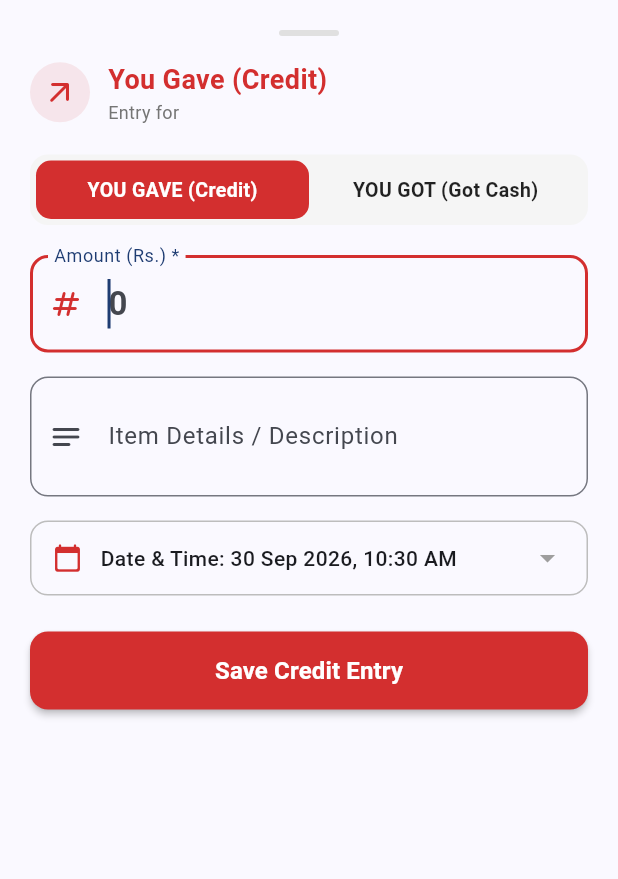
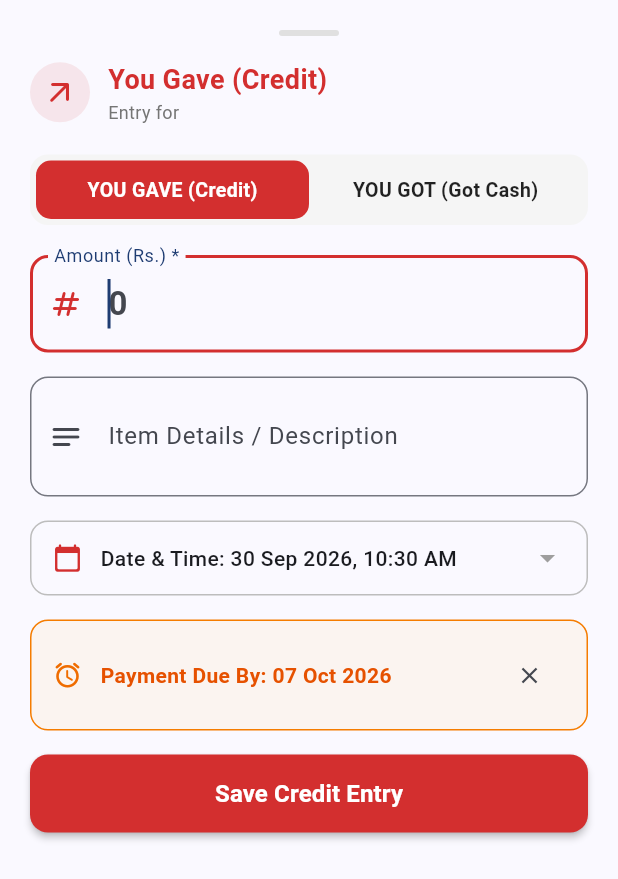
Before and after one commit to talibafridi97-source/QarzKhaataApp, a Flutter app: the AddTransactionDialog widget shown alone on an empty page, opened directly with empty values, on a phone screen of 412 x 824 dp. Shown: the top 879 px of the screen. Run offline on Flutter 3.47's test engine with Material 3 defaults, Android fonts, the light colour scheme and no system bars; our stand-ins replace flutter_secure_storage, image_picker, local_auth, shared_preferences, sqflite_common_ffi, sqflite_common_ffi_web; accounts and stored records are empty.

Commit message:
Add Due Date payment reminders feature with SQLite migration and debtor ledger indicators

```diff
--- a/lib/models/transaction_model.dart
+++ b/lib/models/transaction_model.dart
@@ -11,6 +11,7 @@ class TransactionModel {
   final double amount;
   final TransactionType type;
   final DateTime timestamp;
+  final DateTime? dueDate;
 
   TransactionModel({
     this.id,
@@ -19,6 +20,7 @@ class TransactionModel {
     required this.amount,
     required this.type,
     required this.timestamp,
+    this.dueDate,
   });
 
   /// Convert TransactionModel object to a Map for SQLite insertion/update.
@@ -29,6 +31,7 @@ class TransactionModel {
       'amount': amount,
       'type': type == TransactionType.gave ? 'GAVE' : 'GOT',
       'timestamp': timestamp.toIso8601String(),
+      'due_date': dueDate?.toIso8601String(),
     };
     if (id != null) {
       map['id'] = id;
@@ -45,6 +48,7 @@ class TransactionModel {
       amount: (map['amount'] as num).toDouble(),
       type: (map['type'] as String) == 'GAVE' ? TransactionType.gave : TransactionType.got,
       timestamp: DateTime.parse(map['timestamp'] as String),
+      dueDate: map['due_date'] != null ? DateTime.parse(map['due_date'] as String) : null,
     );
   }
 
@@ -56,6 +60,7 @@ class TransactionModel {
     double? amount,
     TransactionType? type,
     DateTime? timestamp,
+    DateTime? dueDate,
   }) {
     return TransactionModel(
       id: id ?? this.id,
@@ -64,6 +69,7 @@ class TransactionModel {
       amount: amount ?? this.amount,
       type: type ?? this.type,
       timestamp: timestamp ?? this.timestamp,
+      dueDate: dueDate ?? this.dueDate,
     );
   }
 
--- a/lib/widgets/add_transaction_dialog.dart
+++ b/lib/widgets/add_transaction_dialog.dart
@@ -4,7 +4,7 @@ import 'package:provider/provider.dart';
 import '../models/transaction_model.dart';
 import '../providers/khaata_provider.dart';
 
-/// Modal dialog/bottom sheet for adding or editing a transaction (Gave Credit / Received Cash).
+/// Modal dialog/bottom sheet for adding or editing a transaction (Gave Credit / Received Cash) with Due Date reminders.
 class AddTransactionDialog extends StatefulWidget {
   final int debtorId;
   final String debtorName;
@@ -52,6 +52,7 @@ class _AddTransactionDialogState extends State<AddTransactionDialog> {
   late TextEditingController _amountController;
   late TextEditingController _detailsController;
   late DateTime _selectedDateTime;
+  DateTime? _selectedDueDate;
   bool _isSubmitting = false;
 
   @override
@@ -63,11 +64,13 @@ class _AddTransactionDialogState extends State<AddTransactionDialog> {
       _amountController = TextEditingController(text: existing.amount == existing.amount.roundToDouble() ? existing.amount.toInt().toString() : existing.amount.toString());
       _detailsController = TextEditingController(text: existing.itemDetails);
       _selectedDateTime = existing.timestamp;
+      _selectedDueDate = existing.dueDate;
     } else {
       _selectedType = widget.initialType;
       _amountController = TextEditingController();
       _detailsController = TextEditingController();
       _selectedDateTime = DateTime.now();
+      _selectedDueDate = DateTime.now().add(const Duration(days: 7)); // Default 1 week due date reminder
     }
   }
 
@@ -106,6 +109,21 @@ class _AddTransactionDialogState extends State<AddTransactionDialog> {
     }
   }
 
+  Future<void> _pickDueDate() async {
+    final pickedDate = await showDatePicker(
+      context: context,
+      initialDate: _selectedDueDate ?? DateTime.now().add(const Duration(days: 7)),
+      firstDate: DateTime(2020),
+      lastDate: DateTime.now().add(const Duration(days: 365 * 5)),
+    );
+
+    if (pickedDate != null && mounted) {
+      setState(() {
+        _selectedDueDate = pickedDate;
+      });
+    }
+  }
+
   Future<void> _submit() async {
     if (!_formKey.currentState!.validate()) return;
 
@@ -122,6 +140,7 @@ class _AddTransactionDialogState extends State<AddTransactionDialog> {
       amount: amount,
       type: _selectedType,
       timestamp: _selectedDateTime,
+      dueDate: _selectedType == TransactionType.gave ? _selectedDueDate : null,
     );
 
     final provider = context.read<KhaataProvider>();
@@ -139,8 +158,8 @@ class _AddTransactionDialogState extends State<AddTransactionDialog> {
               isEditing
                   ? 'Updated entry of Rs. ${amount.toStringAsFixed(0)}'
                   : (_selectedType == TransactionType.gave
-                      ? 'Recorded credit entry of Rs. ${amount.toStringAsFixed(0)}'
-                      : 'Recorded payment entry of Rs. ${amount.toStringAsFixed(0)}'),
+                      ? 'Recorded credit entry with due date reminder'
+                      : 'Recorded payment entry'),
             ),
             backgroundColor: _selectedType == TransactionType.gave ? Colors.red.shade700 : Colors.green.shade700,
             behavior: SnackBarBehavior.floating,
@@ -352,7 +371,49 @@ class _AddTransactionDialogState extends State<AddTransactionDialog> {
                   ),
                 ),
               ),
-              const SizedBox(height: 24),
+              const SizedBox(height: 16),
+
+              // Payment Due Date Reminder Selector (Visible for Gave Credit)
+              if (isGave) ...[
+                InkWell(
+                  onTap: _pickDueDate,
+                  borderRadius: BorderRadius.circular(12),
+                  child: Container(
+                    padding: const EdgeInsets.symmetric(horizontal: 14, vertical: 12),
+                    decoration: BoxDecoration(
+                      border: Border.all(color: _selectedDueDate != null ? Colors.orange.shade700 : Colors.grey.shade400),
+                      borderRadius: BorderRadius.circular(12),
+                      color: Colors.orange.shade100.withAlpha(50),
+                    ),
+                    child: Row(
+                      children: [
+                        Icon(Icons.alarm_rounded, color: Colors.orange.shade800, size: 20),
+                        const SizedBox(width: 12),
+                        Expanded(
+                          child: Text(
+                            _selectedDueDate == null
+                                ? 'Set Payment Due Date Reminder (Optional)'
+                                : 'Payment Due By: ${DateFormat('dd MMM yyyy').format(_selectedDueDate!)}',
+                            style: TextStyle(
+                              fontSize: 14,
+                              fontWeight: FontWeight.w600,
+                              color: Colors.orange.shade900,
+                            ),
+                          ),
+                        ),
+                        if (_selectedDueDate != null)
+                          IconButton(
+                            icon: const Icon(Icons.clear, size: 18),
+                            onPressed: () => setState(() => _selectedDueDate = null),
+                          )
+                        else
+                          const Icon(Icons.arrow_drop_down, color: Colors.grey),
+                      ],
+                    ),
+                  ),
+                ),
+                const SizedBox(height: 16),
+              ],
 
               // Save Action Button
               SizedBox(
```
Also changed, not shown: lib/database/database_helper.dart (+28 -56 lines), lib/screens/debtor_detail_screen.dart (+35 -3 lines).
